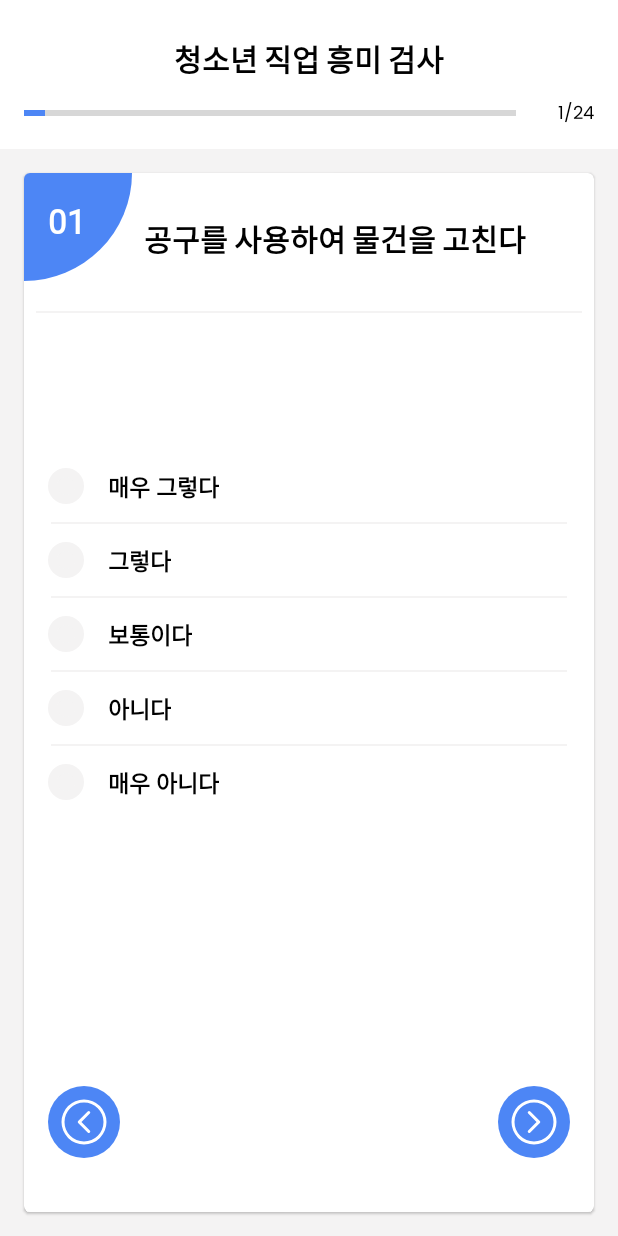
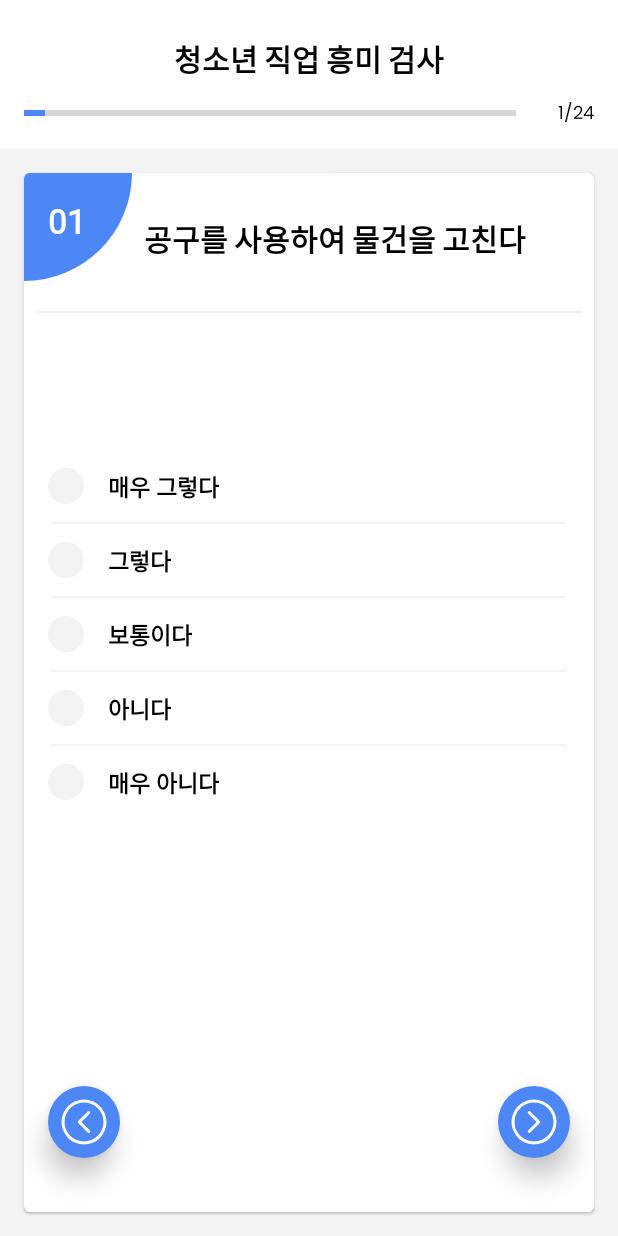
Before and after one commit to kimchuu/Deogeob-ilchi, an Android app: the ExamActivity screen opened directly, with no data from a screen before it, after a tap on "검사 시작하기", on a phone screen of 412 x 824 dp. Run offline under Robolectric (Android 15) with nearby library versions, the phone set to English and light mode, and no system bars; our stand-ins replace RxJava, data binding.

Commit message:
Feature : 청소년 직업 적성 검사 완료

```diff
--- a/app/src/main/java/com/example/deogeobilchi/ui/exam/ExamFragment.kt
+++ b/app/src/main/java/com/example/deogeobilchi/ui/exam/ExamFragment.kt
@@ -1,13 +1,11 @@
 package com.example.deogeobilchi.ui.exam
 
 import android.os.Bundle
-import android.util.Log
 import android.view.LayoutInflater
 import android.view.View
 import android.view.ViewGroup
 import androidx.fragment.app.Fragment
 import androidx.lifecycle.Observer
-import com.example.deogeobilchi.DeogeobilchiApplication
 import com.example.deogeobilchi.DeogeobilchiApplication.Companion.prefs
 import com.example.deogeobilchi.R
 import com.example.deogeobilchi.databinding.FragmentExamBinding
@@ -38,13 +36,15 @@ class ExamFragment(viewModel: ExamViewModel) : Fragment() {
         observeNumber()
 
         binding.apply {
+            isFinish = false
+
             backBtn.setOnClickListener {
                 viewModel.prevQuestion()
             }
 
             prefs.clear()
             radioGroup.setOnCheckedChangeListener { radioGroup, i ->
-                when(i){
+                when (i) {
                     R.id.radio_btn_1 -> mChecked = 1
                     R.id.radio_btn_2 -> mChecked = 2
                     R.id.radio_btn_3 -> mChecked = 3
@@ -59,14 +59,14 @@ class ExamFragment(viewModel: ExamViewModel) : Fragment() {
                 mChecked = 0
                 binding.radioGroup.clearCheck()
 
-                if (viewModel.number.value!! >= 25) { // 검사 끝
-                    // next btn 대신 완료 버튼 등장
-                    viewModel.resultAnswerMap()
-                    Log.d(TAG, "nextQuestion: answerList = ${viewModel.answerList}")
-
+                if (viewModel.number.value!! == 24) {
+                    isFinish = true
                 }
             }
 
+            finishBtn.setOnClickListener {
+                viewModel.resultAnswerMap()
+            }
         }
     }
 
--- /dev/null
+++ b/app/src/main/res/drawable/rectangular_background.xml
@@ -0,0 +1,11 @@
+<?xml version="1.0" encoding="utf-8"?>
+<shape xmlns:android="http://schemas.android.com/apk/res/android"
+    android:shape="rectangle">
+
+    <solid android:color="@color/Primary"/>
+    <corners
+        android:topLeftRadius="10dp"
+        android:topRightRadius="10dp"
+        android:bottomLeftRadius="10dp"
+        android:bottomRightRadius="10dp"/>
+</shape>
--- a/app/src/main/res/layout/fragment_exam.xml
+++ b/app/src/main/res/layout/fragment_exam.xml
@@ -3,12 +3,16 @@
     xmlns:app="http://schemas.android.com/apk/res-auto">
 
     <data>
+        <import type="android.view.View"/>
         <variable
             name="number"
             type="String" />
         <variable
             name="question"
             type="String" />
+        <variable
+            name="isFinish"
+            type="Boolean" />
 
     </data>
 
@@ -181,6 +185,7 @@
                 app:layout_constraintBottom_toBottomOf="parent"
                 android:layout_marginStart="16dp"
                 android:layout_marginBottom="36dp"
+                android:elevation="10dp"
                 >
                 <ImageView
                     android:layout_width="32dp"
@@ -199,6 +204,8 @@
                 app:layout_constraintBottom_toBottomOf="parent"
                 android:layout_marginEnd="16dp"
                 android:layout_marginBottom="36dp"
+                android:elevation="10dp"
+                android:visibility="@{isFinish ? View.GONE : View.VISIBLE}"
                 >
                 <ImageView
                     android:layout_width="32dp"
@@ -209,6 +216,32 @@
             </RelativeLayout>
 
 
+            <RelativeLayout
+                android:id="@+id/finish_btn"
+                android:layout_width="wrap_content"
+                android:layout_height="wrap_content"
+                android:background="@drawable/rectangular_background"
+                app:layout_constraintTop_toTopOf="@id/back_btn"
+                app:layout_constraintBottom_toBottomOf="@id/back_btn"
+                app:layout_constraintEnd_toEndOf="parent"
+                android:layout_marginEnd="16dp"
+                android:paddingHorizontal="16dp"
+                android:paddingVertical="6dp"
+                android:elevation="10dp"
+                android:visibility="@{isFinish ? View.VISIBLE : View.GONE}"
+                >
+                <TextView
+                    android:layout_width="wrap_content"
+                    android:layout_height="wrap_content"
+                    android:text="@string/finish_text"
+                    android:fontFamily="@font/roboto_bold"
+                    android:textSize="17sp"
+                    android:textColor="@color/White"
+                    android:includeFontPadding="false"
+                    />
+            </RelativeLayout>
+
+
         </androidx.constraintlayout.widget.ConstraintLayout>
 
     </com.google.android.material.card.MaterialCardView>
--- a/app/src/main/res/values/strings.xml
+++ b/app/src/main/res/values/strings.xml
@@ -16,4 +16,5 @@
     <string name="exam_answer_3">보통이다</string>
     <string name="exam_answer_4">아니다</string>
     <string name="exam_answer_5">매우 아니다</string>
+    <string name="finish_text">완료</string>
 </resources>
```
Also changed, not shown: app/src/main/java/com/example/deogeobilchi/model/ExamType.kt (+8 -10 lines), app/src/main/java/com/example/deogeobilchi/ui/exam/ExamViewModel.kt (+14 -11 lines), app/src/main/java/com/example/deogeobilchi/util/PreferenceUtil.kt (+3 -4 lines).
